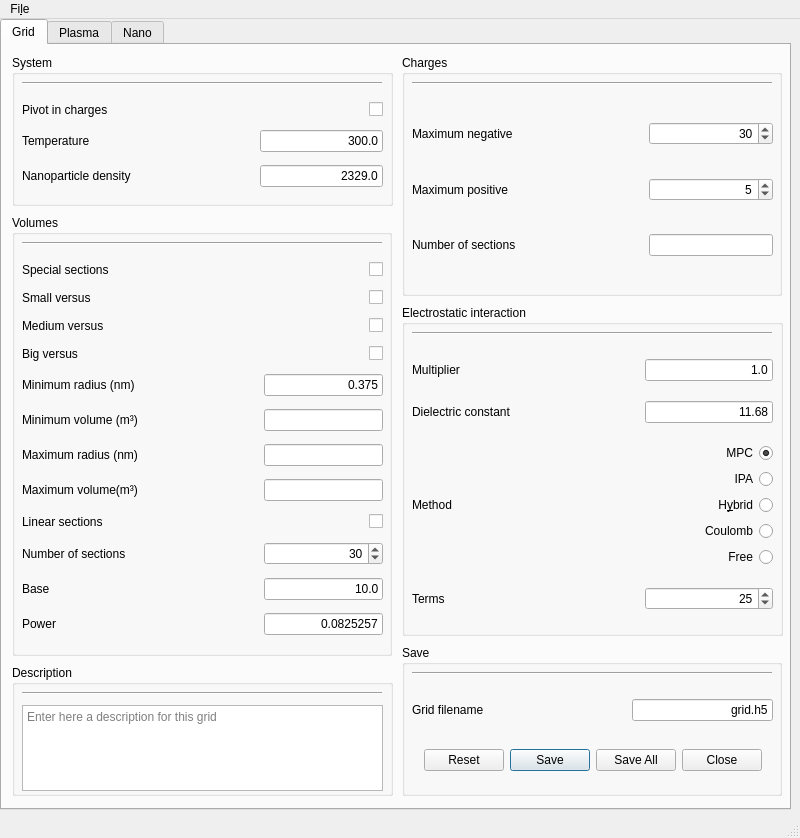
The window that ndust/ndust.ui (caos21/ndust) describes before a commit, drawn with Qt 5.
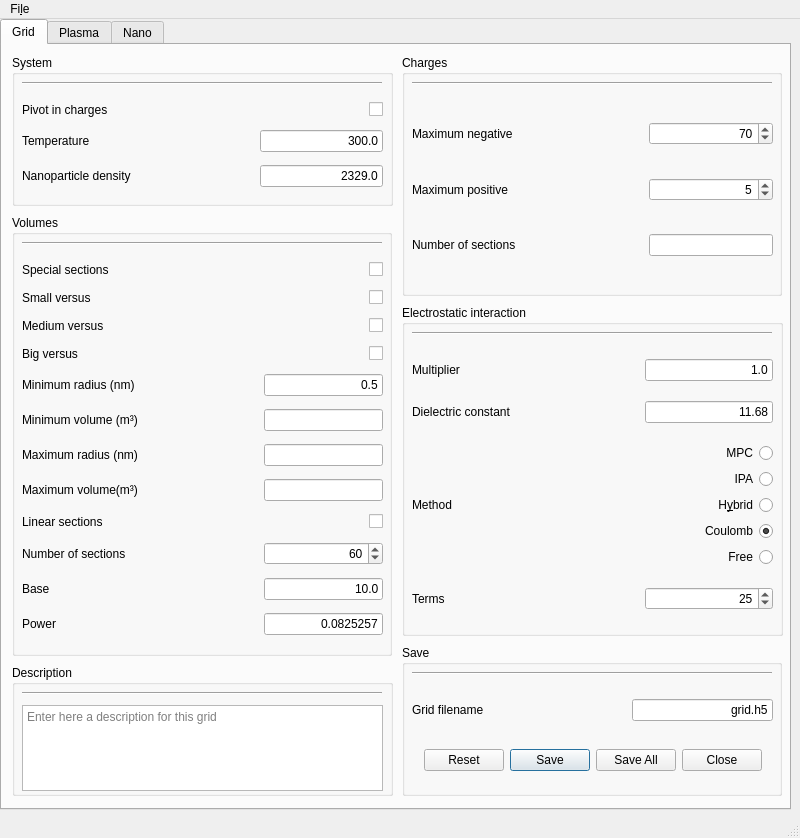
The same window after the commit.

The edit to the form file:
```diff
--- a/ndust/ndust.ui
+++ b/ndust/ndust.ui
@@ -141,7 +141,7 @@
               <number>2</number>
              </property>
              <property name="value">
-              <number>30</number>
+              <number>60</number>
              </property>
             </widget>
            </item>
@@ -224,7 +224,7 @@
               <string>Minimum mean radius</string>
              </property>
              <property name="text">
-              <string>0.375</string>
+              <string>0.5</string>
              </property>
              <property name="alignment">
               <set>Qt::AlignRight|Qt::AlignTrailing|Qt::AlignVCenter</set>
@@ -394,7 +394,7 @@
               <number>2</number>
              </property>
              <property name="value">
-              <number>30</number>
+              <number>70</number>
              </property>
             </widget>
            </item>
@@ -806,7 +806,7 @@
                 <string>MPC</string>
                </property>
                <property name="checked">
-                <bool>true</bool>
+                <bool>false</bool>
                </property>
               </widget>
              </item>
@@ -828,6 +828,9 @@
                <property name="text">
                 <string>Coulomb</string>
                </property>
+               <property name="checked">
+                <bool>true</bool>
+               </property>
               </widget>
              </item>
              <item row="2" column="0">
```
Left out of the diff: 16 changed lines with no effect on the pictures.
